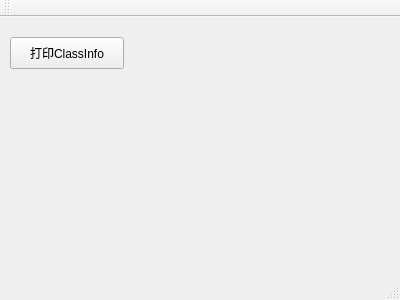
The window that C-Books/Qt-Up/code-src/core/class-info/class-info-show/mainwindow.ui (lauer3912/LoveYourBooks) describes before a commit, drawn with Qt 5.
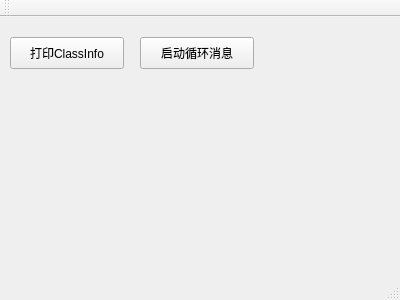
The same window after the commit.

Patch:
```diff
--- a/C-Books/Qt-Up/code-src/core/class-info/class-info-show/mainwindow.ui
+++ b/C-Books/Qt-Up/code-src/core/class-info/class-info-show/mainwindow.ui
@@ -27,6 +27,19 @@
      <string>打印ClassInfo</string>
     </property>
    </widget>
+   <widget class="QPushButton" name="loopMsgBtn">
+    <property name="geometry">
+     <rect>
+      <x>140</x>
+      <y>20</y>
+      <width>114</width>
+      <height>32</height>
+     </rect>
+    </property>
+    <property name="text">
+     <string>启动循环消息</string>
+    </property>
+   </widget>
   </widget>
   <widget class="QMenuBar" name="menuBar">
    <property name="geometry">
```
